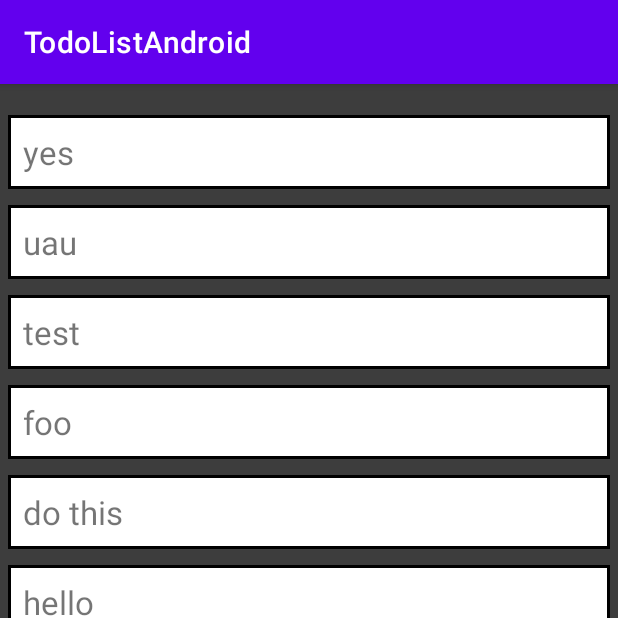
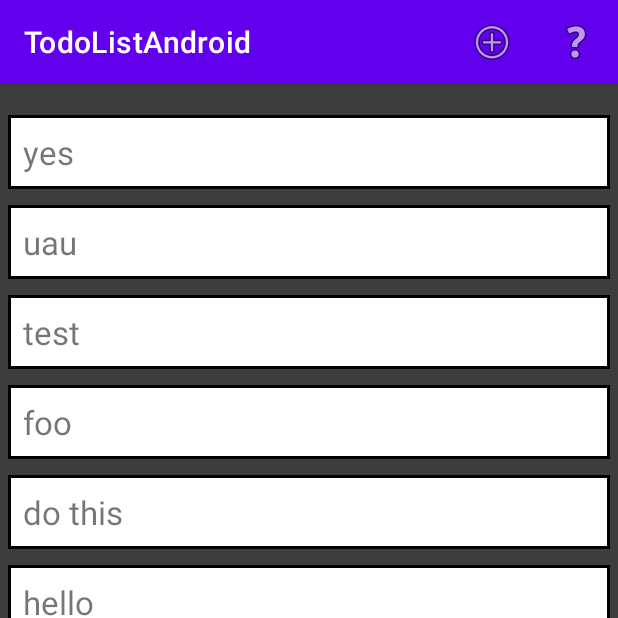
Before and after one commit to TrabalhosPUCPR/TodoListAndroid, an Android app: the screen it shows after launch (MainActivity), on a phone screen of 412 x 824 dp, the top half of it. Run offline under Robolectric (Android 15) with nearby library versions, the phone set to English and light mode, and no system bars.

Commit message:
inicio menu bar

```diff
--- /dev/null
+++ b/app/src/main/java/com/example/todolistandroid/Controller/DataSaver.java
@@ -0,0 +1,5 @@
+package com.example.todolistandroid.Controller;
+
+public class DataSaver {
+    // TODO: 9/16/22 salvar os models num banco de dados, sql ou num arquivo de texto msm
+}
--- a/app/src/main/java/com/example/todolistandroid/Controller/MainActivity.java
+++ b/app/src/main/java/com/example/todolistandroid/Controller/MainActivity.java
@@ -2,12 +2,14 @@ package com.example.todolistandroid.Controller;
 
 import androidx.activity.result.ActivityResultLauncher;
 import androidx.activity.result.contract.ActivityResultContracts;
+import androidx.annotation.NonNull;
 import androidx.appcompat.app.AppCompatActivity;
 import androidx.recyclerview.widget.LinearLayoutManager;
 import androidx.recyclerview.widget.RecyclerView;
 
 import android.content.Intent;
 import android.os.Bundle;
+import android.view.Menu;
 import android.widget.Toast;
 
 import com.example.todolistandroid.Model.TodoListManager;
@@ -22,7 +24,6 @@ public class MainActivity extends AppCompatActivity {
     private FloatingActionButton addTodoFab;
 
     private ActivityResultLauncher<Intent> resultAddTodo;
-    private ActivityResultLauncher<Intent> resultEditTodo;
 
     @Override
     protected void onCreate(Bundle savedInstanceState) {
@@ -30,26 +31,18 @@ public class MainActivity extends AppCompatActivity {
         setContentView(R.layout.activity_main);
 
         createTodoRcvView();
-        registerCallbacks();
         addTodoFab = findViewById(R.id.mainFab);
         addTodoFab.setOnClickListener(view -> addTodo());
+
+        resultAddTodo = registerForActivityResult(new ActivityResultContracts.StartActivityForResult(), result -> {
+            Toast.makeText(this, "Adicionado com sucesso!", Toast.LENGTH_SHORT).show();
+        });
     }
 
-    void registerCallbacks(){
-        resultAddTodo = registerForActivityResult(new ActivityResultContracts.StartActivityForResult(), result -> {
-            if (result.getResultCode() == RESULT_OK){
-                todoAdapter.notifyDataSetChanged();
-                // TODO: 9/15/22
-                // fazer notificacao de criacao feita com sucesso
-            }
-        });
-        resultEditTodo = registerForActivityResult(new ActivityResultContracts.StartActivityForResult(), result -> {
-            if (result.getResultCode() == RESULT_OK){
-                todoAdapter.notifyDataSetChanged();
-                // TODO: 9/15/22
-                // fazer notificacao de edicao feita com sucesso
-            }
-        });
+    @Override
+    public boolean onCreateOptionsMenu(@NonNull Menu menu) {
+        getMenuInflater().inflate(R.menu.main_menu, menu);
+        return true;
     }
 
     void createTodoRcvView(){
@@ -61,13 +54,6 @@ public class MainActivity extends AppCompatActivity {
         rcvTodos.setAdapter(todoAdapter);
     }
 
-    // TODO: 9/15/22
-    public void editTodo(int index){}
-    public void removeTodo(int index){
-        TodoListManager.getInstance().removeTodo(index);
-        Toast.makeText(this, "Removido com sucesso!", Toast.LENGTH_SHORT).show();
-    }
-
     void addTodo(){
         Intent intent = new Intent(this, AddEditActivity.class);
         intent.putExtra("type", 0);
--- a/app/src/main/java/com/example/todolistandroid/View/TodoListAdapter.java
+++ b/app/src/main/java/com/example/todolistandroid/View/TodoListAdapter.java
@@ -1,6 +1,5 @@
 package com.example.todolistandroid.View;
 
-import android.app.Activity;
 import android.content.Context;
 import android.content.Intent;
 import android.view.LayoutInflater;
@@ -77,6 +76,7 @@ public class TodoListAdapter extends RecyclerView.Adapter<TodoListAdapter.todoHo
             this.editFab = itemView.findViewById(R.id.fab_edit_todo);
             this.removeFab = itemView.findViewById(R.id.fab_delete_todo);
 
+
             this.name.setOnClickListener(view -> {
                 Todo todo = todos.get(getAdapterPosition());
                 todo.expanded();
@@ -94,6 +94,7 @@ public class TodoListAdapter extends RecyclerView.Adapter<TodoListAdapter.todoHo
                 intent.putExtra("type", 1);
                 intent.putExtra("index", this.getAdapterPosition());
                 this.itemView.getContext().startActivity(intent);
+                // TODO: 9/16/22 arrumar retorno do resultado pra atualiza a tela
             });
         }
     }
--- a/app/src/main/res/layout/activity_main.xml
+++ b/app/src/main/res/layout/activity_main.xml
@@ -1,6 +1,5 @@
 <?xml version="1.0" encoding="utf-8"?>
-<LinearLayout
-    xmlns:android="http://schemas.android.com/apk/res/android"
+<LinearLayout xmlns:android="http://schemas.android.com/apk/res/android"
     xmlns:tools="http://schemas.android.com/tools"
     android:layout_width="match_parent"
     android:layout_height="match_parent"
--- /dev/null
+++ b/app/src/main/res/menu/main_menu.xml
@@ -0,0 +1,19 @@
+<?xml version="1.0" encoding="utf-8"?>
+<menu xmlns:android="http://schemas.android.com/apk/res/android"
+    xmlns:app="http://schemas.android.com/apk/res-auto">
+
+    <item
+        android:id="@+id/menuAdd"
+        app:showAsAction="always"
+        android:title="Add Todo"
+        android:icon="@android:drawable/ic_menu_add"
+        android:iconTint="@color/black"
+        android:orderInCategory="0">
+    </item>
+    <item
+        android:id="@+id/mainMenu"
+        android:title="Options"
+        app:showAsAction="always"
+        android:icon="@android:drawable/ic_menu_help"
+        android:iconTint="@color/black"/>
+</menu>
--- a/app/src/main/res/values/styles.xml
+++ b/app/src/main/res/values/styles.xml
@@ -1,5 +1,4 @@
 <resources>
-
     <style name="Widget.Theme.TodoListAndroid.MyView" parent="">
         <item name="android:background">@color/gray_400</item>
         <item name="exampleColor">@color/light_blue_400</item>
```
Also changed, not shown: app/src/main/res/drawable-anydpi/ic_action_plus.xml (added, +11 -0 lines), app/src/main/res/drawable-hdpi/ic_action_plus.png (added), app/src/main/res/drawable-mdpi/ic_action_plus.png (added), app/src/main/res/drawable-xhdpi/ic_action_plus.png (added), app/src/main/res/drawable-xxhdpi/ic_action_plus.png (added).
